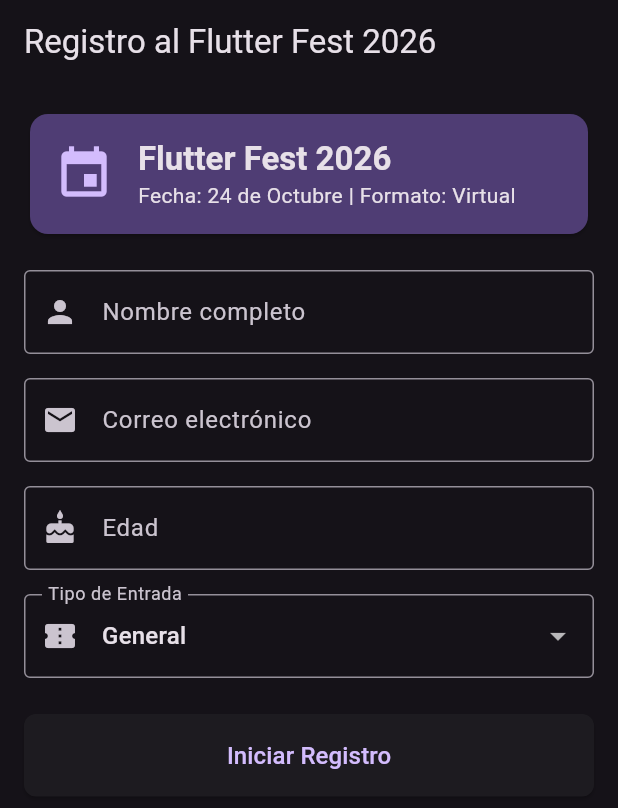
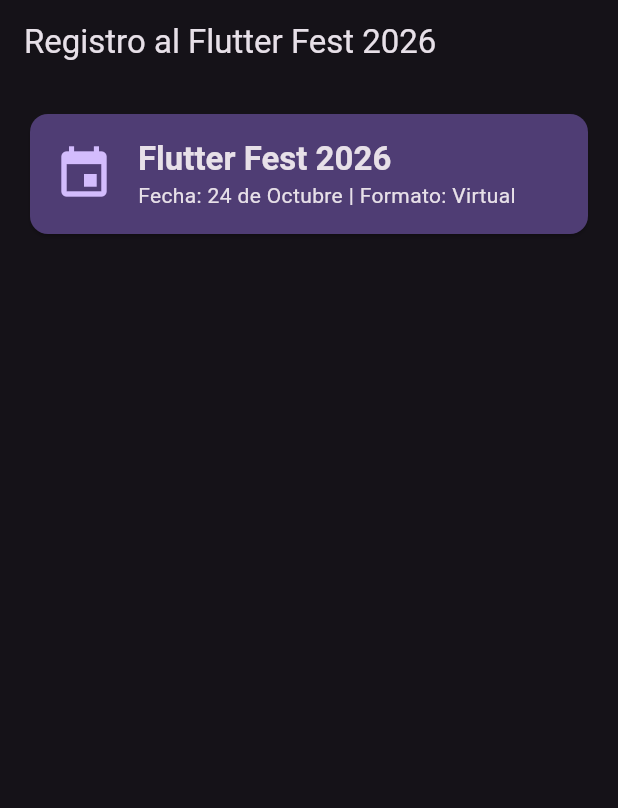
Before and after one commit to lizarragadev/lasin-flutter-june, a Flutter app: the screen it shows after launch, on a phone screen of 412 x 824 dp. Shown: the top 808 px of the screen. Run offline on Flutter 3.47's test engine with Material 3 defaults, Android fonts, the phone set to English and light mode, and no system bars.

Commit message:
Clean event form screen skeleton by removing Form and field widgets on classes branch

```diff
--- a/04_navegacion_y_formularios/lib/screens/event_form_screen.dart
+++ b/04_navegacion_y_formularios/lib/screens/event_form_screen.dart
@@ -8,14 +8,6 @@
 }
 
 class _EventFormScreenState extends State<EventFormScreen> {
-  String _selectedTicket = 'General';
-  final List<String> _tickets = ['General', 'VIP', 'Backstage Access'];
-  String? _confirmationCode;
-
-  void _submitForm() {
-    // TODO: Validar formulario y navegar al resumen
-  }
-
   @override
   Widget build(BuildContext context) {
     return Scaffold(
@@ -24,7 +16,6 @@
       ),
       body: SingleChildScrollView(
         padding: const EdgeInsets.all(16.0),
-        child: Form(
         child: Column(
           crossAxisAlignment: CrossAxisAlignment.stretch,
           children: [
@@ -59,92 +50,10 @@
               ),
             ),
             const SizedBox(height: 20),
-              TextFormField(
-                decoration: const InputDecoration(
-                  labelText: 'Nombre completo',
-                  prefixIcon: Icon(Icons.person),
-                  border: OutlineInputBorder(),
-                ),
-                validator: (val) {
-                  return null;
-                },
-              ),
-              const SizedBox(height: 16),
-              TextFormField(
-                keyboardType: TextInputType.emailAddress,
-                decoration: const InputDecoration(
-                  labelText: 'Correo electrónico',
-                  prefixIcon: Icon(Icons.email),
-                  border: OutlineInputBorder(),
-                ),
-                validator: (val) {
-                  return null;
-                },
-              ),
-              const SizedBox(height: 16),
-              TextFormField(
-                keyboardType: TextInputType.number,
-                decoration: const InputDecoration(
-                  labelText: 'Edad',
-                  prefixIcon: Icon(Icons.cake),
-                  border: OutlineInputBorder(),
-                ),
-                validator: (val) {
-                  return null;
-                },
-              ),
-              const SizedBox(height: 16),
-              DropdownButtonFormField<String>(
-                initialValue: _selectedTicket,
-                decoration: const InputDecoration(
-                  labelText: 'Tipo de Entrada',
-                  prefixIcon: Icon(Icons.confirmation_number),
-                  border: OutlineInputBorder(),
-                ),
-                items: _tickets.map((t) {
-                  return DropdownMenuItem(value: t, child: Text(t));
-                }).toList(),
-                onChanged: (val) {
-                  if (val != null) {
-                    setState(() {
-                      _selectedTicket = val;
-                    });
-                  }
-                },
-              ),
-              const SizedBox(height: 24),
-              ElevatedButton(
-                onPressed: _submitForm,
-                style: ElevatedButton.styleFrom(
-                  padding: const EdgeInsets.symmetric(vertical: 16),
-                  shape: RoundedRectangleBorder(borderRadius: BorderRadius.circular(8)),
-                ),
-                child: const Text('Iniciar Registro', style: TextStyle(fontSize: 16)),
-              ),
-              if (_confirmationCode != null) ...[
-                const SizedBox(height: 24),
-                Container(
-                  padding: const EdgeInsets.all(16),
-                  decoration: BoxDecoration(
-                    color: const Color(0x4D1B5E20),
-                    borderRadius: BorderRadius.circular(12),
-                    border: Border.all(color: Colors.green),
-                  ),
-                  child: Column(
-                    children: [
-                      const Icon(Icons.check_circle, color: Colors.greenAccent, size: 36),
-                      const SizedBox(height: 8),
-                      Text(
-                        '¡Registro Exitoso!\nCódigo de Confirmación: $_confirmationCode',
-                        textAlign: TextAlign.center,
-                        style: const TextStyle(fontWeight: FontWeight.bold, color: Colors.greenAccent, fontSize: 16),
-                      ),
+            // TODO: Crear Formulario y agregar TextFormField para Nombre, Correo y Edad
+            // TODO: Agregar DropdownButtonFormField para Tipo de Entrada
+            // TODO: Agregar Botón para procesar el formulario
           ],
-                  ),
-                ),
-              ]
-            ],
-          ),
         ),
       ),
     );
```
Lines whose indentation alone changed are shown as unchanged.
